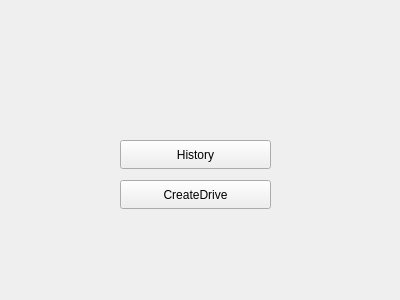
The window that AppCovoiturage/driverhomepage.ui (MossabMilha/App-Covoiturage) describes before a commit, drawn with Qt 5.
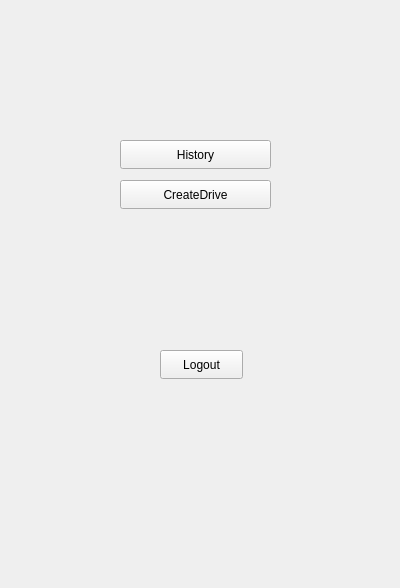
The same window after the commit.

```diff
--- a/AppCovoiturage/driverhomepage.ui
+++ b/AppCovoiturage/driverhomepage.ui
@@ -7,7 +7,7 @@
     <x>0</x>
     <y>0</y>
     <width>400</width>
-    <height>300</height>
+    <height>588</height>
    </rect>
   </property>
   <property name="windowTitle">
@@ -39,6 +39,19 @@
     <string>History</string>
    </property>
   </widget>
+  <widget class="QPushButton" name="logoutBtn">
+   <property name="geometry">
+    <rect>
+     <x>160</x>
+     <y>350</y>
+     <width>83</width>
+     <height>29</height>
+    </rect>
+   </property>
+   <property name="text">
+    <string>Logout</string>
+   </property>
+  </widget>
  </widget>
  <resources/>
  <connections/>
```
